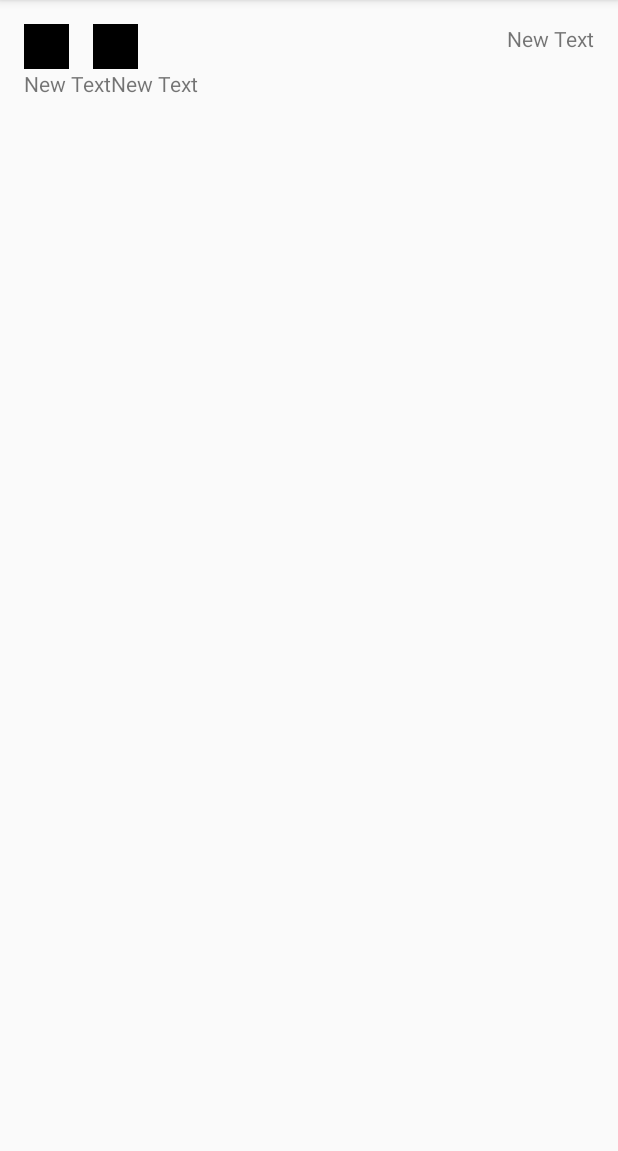
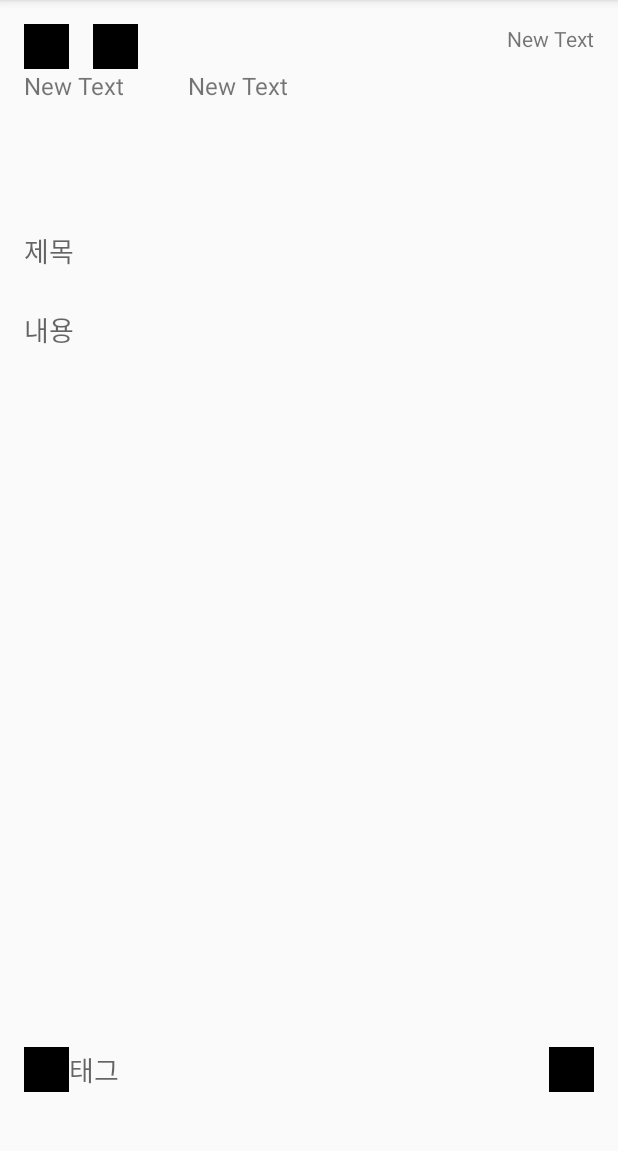
Before and after one commit to choijaewoong/JobDamProject, an Android app: the CardWriteActivity screen opened directly, with no data from a screen before it, on a phone screen of 412 x 824 dp, the part 84-1235 px from its top. Run offline under Robolectric (Android 15) with nearby library versions, the phone set to English and light mode, and no system bars.

Commit message:
Card작성 화면 추가  * 카드 박스에서 카드 클릭시 카드 작성 액티비티로 이동  (아직 데이터 이동 x)

```diff
--- a/app/src/main/java/com/example/androidchoi/jobdam/AllJobFragment.java
+++ b/app/src/main/java/com/example/androidchoi/jobdam/AllJobFragment.java
@@ -39,7 +39,7 @@ public class AllJobFragment extends Fragment {
                              Bundle savedInstanceState) {
         // Inflate the layout for this fragment
         View view = inflater.inflate(R.layout.fragment_all_job, container, false);
-        View headerView = inflater.inflate(R.layout.view_job_count_header, null);
+        View headerView = inflater.inflate(R.layout.view_job_item_count_header, null);
 
         mListView = (ListView)view.findViewById(R.id.listview_all_job);
         mListView.addHeaderView(headerView);
--- a/app/src/main/java/com/example/androidchoi/jobdam/CardBoxFragment.java
+++ b/app/src/main/java/com/example/androidchoi/jobdam/CardBoxFragment.java
@@ -7,6 +7,7 @@ import android.support.v4.app.Fragment;
 import android.view.LayoutInflater;
 import android.view.View;
 import android.view.ViewGroup;
+import android.widget.AdapterView;
 import android.widget.ImageView;
 import android.widget.ListView;
 import android.widget.TextView;
@@ -45,14 +46,23 @@ public class CardBoxFragment extends Fragment {
                              Bundle savedInstanceState) {
         // Inflate the layout for this fragment
         View view = inflater.inflate(R.layout.fragment_card_box, container, false);
-        View headerView = inflater.inflate(R.layout.view_card_item_header, null);
+        View headerView = inflater.inflate(R.layout.view_card_item_count_header, null);
 
         mListView = (ListView) view.findViewById(R.id.listview_card);
         mListView.addHeaderView(headerView);
         mAdapter = new CardItemAdapter();
         mListView.setAdapter(mAdapter);
+        mListView.setOnItemClickListener(new AdapterView.OnItemClickListener() {
+            @Override
+            public void onItemClick(AdapterView<?> parent, View view, int position, long id) {
+                CardItemData data = (CardItemData)mAdapter.getItem(position-1);
+                Intent intent = new Intent(getActivity(), CardWriteActivity.class);
+                intent.putExtra(CardItemData.CARDITEM, data);
+                startActivity(intent);
+            }
+        });
+
         initData();
-
         TextView textView = (TextView) view.findViewById(R.id.text_card_item_count);
         textView.setText("총 " + mAdapter.getCount() + "건");
 
--- a/app/src/main/java/com/example/androidchoi/jobdam/Model/CardItemData.java
+++ b/app/src/main/java/com/example/androidchoi/jobdam/Model/CardItemData.java
@@ -1,11 +1,14 @@
 package com.example.androidchoi.jobdam.Model;
 
+import java.io.Serializable;
 import java.util.Date;
 
 /**
  * Created by Tacademy on 2015-10-29.
  */
-public class CardItemData {
+public class CardItemData implements Serializable {
+
+    public static final String CARDITEM = "cardItem";
 
     String mTitle;
     String mContent;
--- a/app/src/main/java/com/example/androidchoi/jobdam/MyJobListFragment.java
+++ b/app/src/main/java/com/example/androidchoi/jobdam/MyJobListFragment.java
@@ -32,7 +32,7 @@ public class MyJobListFragment extends Fragment {
                              Bundle savedInstanceState) {
         // Inflate the layout for this fragment
         View view = inflater.inflate(R.layout.fragment_my_job_list, container, false);
-        View headerView = inflater.inflate(R.layout.view_job_count_header, null);
+        View headerView = inflater.inflate(R.layout.view_job_item_count_header, null);
 
         mListView = (ListView)view.findViewById(R.id.listview_my_job);
         mListView.addHeaderView(headerView, null, false);
--- a/app/src/main/res/layout/activity_card_write.xml
+++ b/app/src/main/res/layout/activity_card_write.xml
@@ -43,6 +43,7 @@
         android:layout_height="wrap_content"
         android:text="New Text"
         android:id="@+id/textView6"
+        android:textSize="16sp"
         android:layout_below="@+id/imageView2"
         android:layout_alignParentLeft="true"
         android:layout_alignParentStart="true"/>
@@ -52,8 +53,72 @@
         android:layout_height="wrap_content"
         android:text="New Text"
         android:id="@+id/textView7"
-        android:layout_alignTop="@+id/textView6"
-        android:layout_toRightOf="@+id/textView6"
-        android:layout_toEndOf="@+id/textView6"/>
+        android:textSize="16sp"
+        android:layout_above="@+id/linearLayout"
+        android:layout_toRightOf="@+id/imageView5"
+        android:layout_toEndOf="@+id/imageView5"
+        android:layout_marginLeft="33dp"
+        android:layout_marginStart="33dp"/>
+
+    <LinearLayout
+        android:orientation="vertical"
+        android:layout_width="match_parent"
+        android:layout_height="match_parent"
+        android:layout_below="@+id/textView6"
+        android:layout_alignParentLeft="true"
+        android:layout_alignParentStart="true"
+        android:layout_marginTop="60dp"
+        android:id="@+id/linearLayout">
+
+        <EditText
+            android:layout_width="match_parent"
+            android:layout_height="0dp"
+            android:id="@+id/editText7"
+            android:layout_weight="1"
+            android:background="@android:color/transparent"
+            android:hint="제목"/>
+
+        <EditText
+            android:layout_width="match_parent"
+            android:layout_height="0dp"
+            android:inputType="textMultiLine"
+            android:ems="10"
+            android:id="@+id/editText8"
+            android:layout_weight="6"
+            android:background="@android:color/transparent"
+            android:hint="내용"
+            android:gravity="top"/>
+
+        <LinearLayout
+            android:orientation="horizontal"
+            android:layout_width="match_parent"
+            android:layout_height="0dp"
+            android:layout_weight="1">
+
+            <ImageView
+                android:layout_width="30dp"
+                android:layout_height="30dp"
+                android:id="@+id/imageView10"
+                android:layout_gravity="center_vertical"
+                android:background="#000000"
+                android:adjustViewBounds="true"/>
+
+            <EditText
+                android:layout_width="wrap_content"
+                android:layout_height="wrap_content"
+                android:id="@+id/editText10"
+                android:layout_weight="1"
+                android:layout_gravity="center_vertical"
+                android:background="@android:color/transparent"
+                android:hint="태그"/>
+
+            <ImageView
+                android:layout_width="30dp"
+                android:layout_height="30dp"
+                android:id="@+id/imageView11"
+                android:background="#000000"
+                android:layout_gravity="center_vertical"/>
+        </LinearLayout>
+    </LinearLayout>
 
 </RelativeLayout>
--- a/app/src/main/res/layout/view_toolbar_custom.xml
+++ b/app/src/main/res/layout/view_toolbar_custom.xml
@@ -5,14 +5,14 @@
     android:layout_height="wrap_content"
     android:gravity="center"
     android:orientation="vertical"
-    android:paddingRight="60dp">
+    android:paddingRight="@dimen/toolbar_padding">
 
     <ImageView
         android:id="@+id/image_app_title"
-        android:layout_width="100dp"
-        android:layout_height="30dp"
+        android:layout_width="@dimen/toolbar_image_width"
+        android:layout_height="@dimen/toolbar_image_height"
         android:layout_gravity="center_horizontal"
-        android:background="#000000" />
+        android:background="@android:color/black" />
 
     <TextView
         android:id="@+id/text_subtitle"
@@ -20,5 +20,5 @@
         android:layout_height="wrap_content"
         android:layout_gravity="center_horizontal"
         android:text="New Text"
-        android:textColor="#ffffff" />
+        android:textColor="@android:color/white" />
 </LinearLayout>
--- a/app/src/main/res/values/colors.xml
+++ b/app/src/main/res/values/colors.xml
@@ -2,5 +2,5 @@
 <resources>
     <color name="colorPrimary">#0db5f7</color>
     <color name="colorPrimaryDark">#1594c6</color>
-    <color name="colorAccent">#FF4081</color>
+    <color name="colorAccent">#ffc400</color>
 </resources>
--- a/app/src/main/res/values/dimens.xml
+++ b/app/src/main/res/values/dimens.xml
@@ -28,4 +28,8 @@
     <dimen name="card_item_image_thumnail_margin">24dp</dimen>
     <!-- card write activity-->
     <dimen name="button_padding">16dp</dimen>
+    <!--CustomToolbar-->
+    <dimen name="toolbar_padding">60dp</dimen>
+    <dimen name="toolbar_image_width">100dp</dimen>
+    <dimen name="toolbar_image_height">30dp</dimen>
 </resources>
```
Also changed, not shown: app/src/main/res/layout/view_card_item_count_header.xml (renamed from app/src/main/res/layout/view_card_item_header.xml), app/src/main/res/layout/view_job_item_count_header.xml (renamed from app/src/main/res/layout/view_job_count_header.xml), 1 other file.
